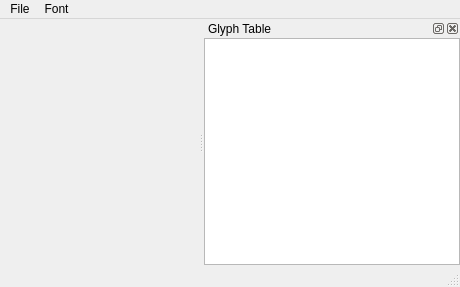
This is pixelfont/fonteditor.ui in LeStahL/aldi-pixel-font as Qt 5 draws it before an edit. The edited form follows.
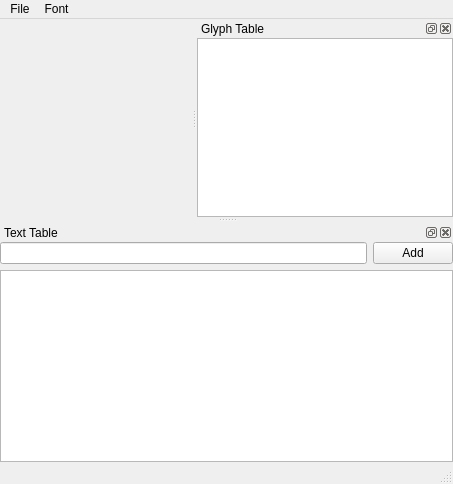
This is the edited form.

Commit message: Font export works, added rudimentary text support

What changed in the file:
```diff
--- a/pixelfont/fonteditor.ui
+++ b/pixelfont/fonteditor.ui
@@ -6,8 +6,8 @@
    <rect>
     <x>0</x>
     <y>0</y>
-    <width>460</width>
-    <height>287</height>
+    <width>453</width>
+    <height>484</height>
    </rect>
   </property>
   <property name="windowTitle">
@@ -34,7 +34,7 @@
     <rect>
      <x>0</x>
      <y>0</y>
-     <width>460</width>
+     <width>453</width>
      <height>21</height>
     </rect>
    </property>
@@ -97,6 +97,59 @@
     </layout>
    </widget>
   </widget>
+  <widget class="QDockWidget" name="dockWidget_2">
+   <property name="sizePolicy">
+    <sizepolicy hsizetype="Preferred" vsizetype="Minimum">
+     <horstretch>0</horstretch>
+     <verstretch>0</verstretch>
+    </sizepolicy>
+   </property>
+   <property name="minimumSize">
+    <size>
+     <width>141</width>
+     <height>150</height>
+    </size>
+   </property>
+   <property name="windowTitle">
+    <string>Text Table</string>
+   </property>
+   <attribute name="dockWidgetArea">
+    <number>8</number>
+   </attribute>
+   <widget class="QWidget" name="dockWidgetContents_2">
+    <layout class="QVBoxLayout" name="verticalLayout">
+     <property name="leftMargin">
+      <number>0</number>
+     </property>
+     <property name="topMargin">
+      <number>0</number>
+     </property>
+     <property name="rightMargin">
+      <number>0</number>
+     </property>
+     <property name="bottomMargin">
+      <number>0</number>
+     </property>
+     <item>
+      <layout class="QHBoxLayout" name="horizontalLayout">
+       <item>
+        <widget class="QLineEdit" name="lineEdit"/>
+       </item>
+       <item>
+        <widget class="QPushButton" name="pushButton">
+         <property name="text">
+          <string>Add</string>
+         </property>
+        </widget>
+       </item>
+      </layout>
+     </item>
+     <item>
+      <widget class="QListView" name="listView_2"/>
+     </item>
+    </layout>
+   </widget>
+  </widget>
   <action name="actionNew">
    <property name="text">
     <string>New</string>
```
The commit also changes 2 other files.
